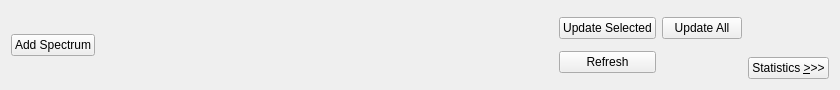
This is main/spectra/src/ControlPanel.ui in FRIBDAQ/SpecTcl as Qt 5 draws it before an edit. The edited form follows.
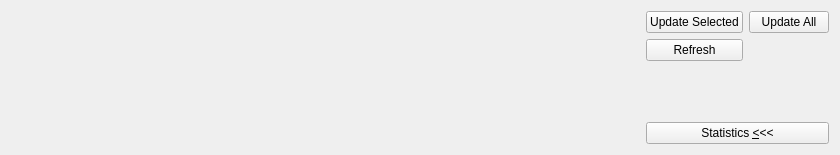
This is the edited form.

Diff of the .ui file:
```diff
--- a/main/spectra/src/ControlPanel.ui
+++ b/main/spectra/src/ControlPanel.ui
@@ -7,7 +7,7 @@
     <x>0</x>
     <y>0</y>
     <width>840</width>
-    <height>90</height>
+    <height>155</height>
    </rect>
   </property>
   <property name="sizePolicy">
@@ -19,15 +19,8 @@
   <property name="windowTitle">
    <string>Form</string>
   </property>
-  <layout class="QGridLayout" name="gridLayout_2">
-   <item row="0" column="0" rowspan="2">
-    <widget class="QPushButton" name="pAddSpecButton">
-     <property name="text">
-      <string>Add Spectrum</string>
-     </property>
-    </widget>
-   </item>
-   <item row="0" column="1" rowspan="2">
+  <layout class="QHBoxLayout" name="horizontalLayout">
+   <item>
     <spacer name="horizontalSpacer">
      <property name="orientation">
       <enum>Qt::Horizontal</enum>
@@ -40,7 +33,9 @@
      </property>
     </spacer>
    </item>
-   <item row="0" column="2" rowspan="2">
+   <item>
+    <layout class="QVBoxLayout" name="verticalLayout">
+     <item>
     <layout class="QGridLayout" name="gridLayout">
      <item row="0" column="0">
       <widget class="QPushButton" name="pUpdateSelected">
@@ -87,7 +82,7 @@
      </item>
     </layout>
    </item>
-   <item row="0" column="3">
+     <item>
     <spacer name="verticalSpacer">
      <property name="orientation">
       <enum>Qt::Vertical</enum>
@@ -95,17 +90,19 @@
      <property name="sizeHint" stdset="0">
       <size>
        <width>20</width>
-       <height>39</height>
+         <height>28</height>
       </size>
      </property>
     </spacer>
    </item>
-   <item row="1" column="3">
+     <item>
     <widget class="QPushButton" name="pStatisticsButton">
      <property name="text">
-      <string>Statistics &amp;&gt;&gt;&gt;</string>
-     </property>
-    </widget>
+        <string>Statistics &amp;&lt;&lt;&lt;</string>
+       </property>
+      </widget>
+     </item>
+    </layout>
    </item>
   </layout>
  </widget>
```
Lines whose indentation alone changed are shown as unchanged.
